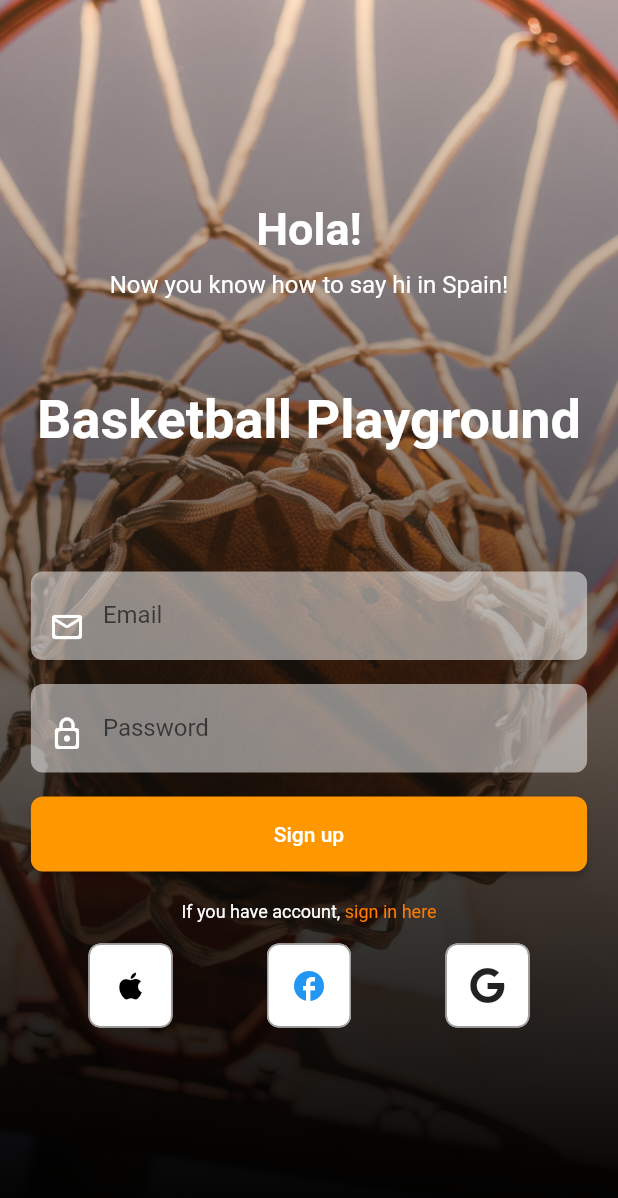
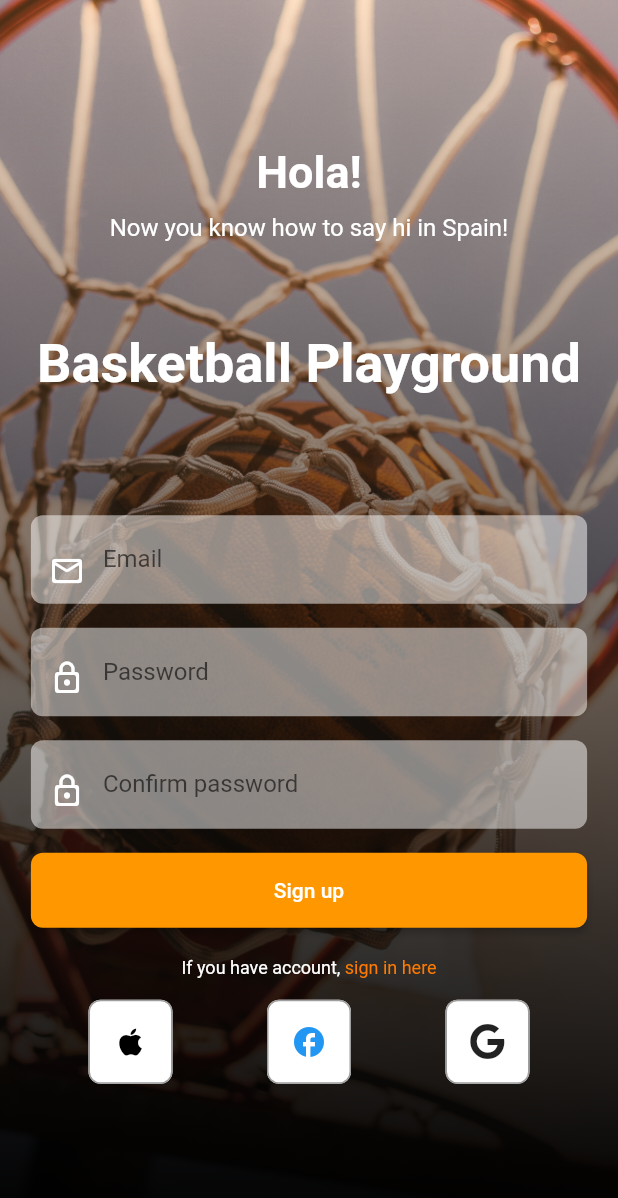
Before and after one commit to truongquangtan/booking_mobile_app, a Flutter app: the SignUpScreen screen opened by its route, after a tap on "Sign up", on a phone screen of 412 x 824 dp. Shown: the top 1198 px of the screen. Run offline on Flutter 3.47's test engine with Material 2 defaults, Android fonts, the phone set to English and light mode, and no system bars; our stand-ins replace bloc, equatable, flutter_bloc, flutter_datetime_picker, flutter_rating_bar, font_awesome_flutter and 2 more; missing offline and left inert: dart_jsonwebtoken, flutter_bcrypt; network calls fail.

```diff
--- a/lib/common_components/login_form.dart
+++ b/lib/common_components/login_form.dart
@@ -1,9 +1,10 @@
 import 'package:flutter/material.dart';
 
 class LoginForm extends StatefulWidget {
-  final void Function(String, String) onSubmit;
+  final void Function(String, String, String?) onSubmit;
   final String buttonText;
-  const LoginForm({super.key, required this.buttonText, required this.onSubmit});
+  final bool isSignUpPage;
+  const LoginForm({super.key, required this.buttonText, required this.onSubmit, this.isSignUpPage = false});
 
   @override
   _LoginFormState createState() => _LoginFormState();
@@ -13,6 +14,7 @@ class _LoginFormState extends State<LoginForm> {
   final _formKey = GlobalKey<FormState>();
   String _email = '';
   String _password = '';
+  String _confirmPassword = '';
 
   @override
   Widget build(BuildContext context) {
@@ -98,13 +100,59 @@ class _LoginFormState extends State<LoginForm> {
               ),
             ),
           ),
+          if (widget.isSignUpPage)
+            Column(
+              children: [
+                SizedBox(height: 16),
+                TextFormField(
+                  obscureText: true,
+                  cursorColor: Colors.white,
+                  validator: (value) {
+                    if (value == null || value.isEmpty) {
+                      return 'Please enter your confirm password';
+                    } else if (value != _password) {
+                      return 'Confirm password does not match with password';
+                    }
+                    return null;
+                  },
+                  onSaved: (value) => _confirmPassword = value!.trim(),
+                  decoration: InputDecoration(
+                    floatingLabelBehavior: FloatingLabelBehavior.never,
+                    filled: true,
+                    labelText: 'Confirm password',
+                    hintStyle: TextStyle(color: Colors.white),
+                    border: OutlineInputBorder(),
+                    focusedBorder: OutlineInputBorder(
+                      borderRadius: BorderRadius.circular(8.0),
+                      borderSide: BorderSide(
+                        color: Colors.transparent,
+                      ),
+                    ),
+                    enabledBorder: OutlineInputBorder(
+                      borderRadius: BorderRadius.circular(8.0),
+                      borderSide: BorderSide(
+                        color: Colors.transparent,
+                      ),
+                    ),
+                    fillColor: Colors.white.withOpacity(0.5),
+                    prefixIcon: Padding(
+                      padding: EdgeInsets.only(top: 8), // add padding to adjust icon
+                      child: Icon(
+                        Icons.lock_outline_rounded,
+                        color: Colors.white,
+                      ),
+                    ),
+                  ),
+                ),
+              ]
+            ),
           SizedBox(height: 16),
           SizedBox(
             width: double.infinity,
             height: 50,
             child: ElevatedButton(
               onPressed: () {
-                widget.onSubmit(this._email, this._password);
+                widget.onSubmit(this._email, this._password, null);
               },
               style: ButtonStyle(
                 shape: MaterialStateProperty.all<RoundedRectangleBorder>(
--- a/lib/constant/values.dart
+++ b/lib/constant/values.dart
@@ -24,3 +24,5 @@ const String DISTRICT = 'DISTRICT';
 const String PROVINCE = 'PROVINCE';
 // ignore: constant_identifier_names
 const String SUB_YARD = 'SUB_YARD';
+
+const jwtSecret = 'booking_mobile_app';
--- /dev/null
+++ b/lib/cubit/authentication_cubit.dart
@@ -0,0 +1,38 @@
+import 'dart:convert';
+import 'package:bloc/bloc.dart';
+import 'package:booking_app_mobile/cubit/authentication_state.dart';
+import 'package:booking_app_mobile/service/user_service.dart';
+import 'package:flutter_bcrypt/flutter_bcrypt.dart';
+
+class AuthenticationCubit extends Cubit<AuthenticationState> {
+
+  final UserService userService;
+
+  AuthenticationCubit({required this.userService}) : super(Unauthenticated());
+
+  Future<void> login(String email, String password) async {
+    try {
+      // call the user service to check the user credentials
+      final user = await userService.signIn(email, password);
+
+      // generate the JWT token
+      // final jwt = _generateJwt(email);
+
+      // generate the bcrypt hash of the password
+      final bcrypt = _generateBcryptHash(password);
+
+      // store the JWT and bcrypt hash in the state
+      emit(Authenticated(bcrypt: bcrypt));
+    } catch (e) {
+      emit(LoginFailed(error: e.toString()));
+    }
+  }
+
+  String _generateBcryptHash(String password) {
+    final hash =   FlutterBcrypt.hashPw(password: password, salt: '12').toString();
+
+    return hash;
+  }
+}
+final userService = UserService(apiUrl: 'https://d2bawuzpgqlp7v.cloudfront.net/api/v1', jwtSecret: 'my_secret_key');
+final authenticationCubit = AuthenticationCubit(userService: userService);
--- /dev/null
+++ b/lib/service/user_service.dart
@@ -0,0 +1,76 @@
+import 'dart:convert';
+
+import 'package:booking_app_mobile/models/user.dart';
+import 'package:http/http.dart' as http;
+import 'package:flutter_bcrypt/flutter_bcrypt.dart';
+import 'package:dart_jsonwebtoken/dart_jsonwebtoken.dart';
+
+class UserService {
+  final String apiUrl;
+  final String jwtSecret;
+
+  UserService({required this.apiUrl, required this.jwtSecret});
+
+  Future<String?> signUp(String email, String password, String? confirmPassword) async {
+    final response = await http.post(
+      Uri.parse('$apiUrl/register'),
+      body: {'email': email, 'password': password, 'confirmPassword': confirmPassword},
+    );
+
+    if (response.statusCode == 201) {
+      return response.body;
+    } else {
+      throw Exception('Failed to sign up');
+    }
+  }
+
+  Future<String?> signIn(String email, String password) async {
+    final response = await http.post(
+      Uri.parse('$apiUrl/login'),
+      body: {'email': email, 'password': password},
+    );
+
+    if (response.statusCode == 200) {
+      return response.body;
+    } else {
+      throw Exception('Failed to sign in');
+    }
+  }
+
+  Future<User> getUser(String token) async {
+    final response = await http.get(
+      Uri.parse('$apiUrl/user'),
+      headers: {'Authorization': 'Bearer $token'},
+    );
+
+    if (response.statusCode == 200) {
+      final json = jsonDecode(response.body);
+      return User.fromJson(json);
+    } else {
+      throw Exception('Failed to get user');
+    }
+  }
+
+  Future<bool> verifyPassword(String password, String hashedPassword) {
+    return  FlutterBcrypt.verify(password: password, hash: hashedPassword);
+  }
+
+  Future<String> hashPassword(String password) {
+    return FlutterBcrypt.hashPw(password: password, salt: '12');
+  }
+
+  // String generateToken(User user) {
+  //   final jwt = JWT({
+  //     'iss': 'your_issuer_name',
+  //     'sub': user.id,
+  //     'email': user.email,
+  //     'exp': DateTime.now().add(Duration(days: 7)).millisecondsSinceEpoch ~/ 1000
+  //   });
+  //   return JWT.verify(jwt);
+  // }
+
+  Map<String, dynamic> decodeToken(String token) {
+    final jwt = JWT.verify(token, SecretKey(jwtSecret));
+    return jwt.payload;
+  }
+}
--- a/lib/widgets/pages/sign_up.dart
+++ b/lib/widgets/pages/sign_up.dart
@@ -1,17 +1,20 @@
 import 'package:booking_app_mobile/common_components/logo_icon.dart';
+import 'package:booking_app_mobile/cubit/authentication_cubit.dart';
 import 'package:booking_app_mobile/widgets/pages/home_view.dart';
 import 'package:booking_app_mobile/widgets/pages/login.dart';
 import 'package:flutter/gestures.dart';
 import 'package:font_awesome_flutter/font_awesome_flutter.dart';
 import 'package:flutter/material.dart';
+import 'package:google_fonts/google_fonts.dart';
 
 import '../../common_components/login_form.dart';
 
 class SignUpScreen extends StatelessWidget {
   static const routeName = '/signup';
 
-  void handleSignupFormSubmit(String email, String password) {
-    // Navigator.of(context).pushReplacement(MaterialPageRoute(builder: (context) => HomePage()));
+  void handleSignupFormSubmit(String email, String password, String? confirmPassword) async {
+    // await service.
+    await userService.signUp(email, password, confirmPassword);
   }
 
   @override
@@ -110,9 +113,10 @@ class SignUpScreen extends StatelessWidget {
                     child: SizedBox(
                       width: size.width * 0.9,
                       child: LoginForm(
+                        isSignUpPage: true,
                         buttonText: "Sign up",
-                        onSubmit: (email, password) {
-                          handleSignupFormSubmit(email, password);
+                        onSubmit: (email, password, confirmPassword) {
+                          handleSignupFormSubmit(email, password, confirmPassword);
                         },
                       ),
                     ),
@@ -168,8 +172,6 @@ class SignUpScreen extends StatelessWidget {
               )
             ],
           )
-
-          // Add other widgets here, such as text or buttons
         ],
       ),
     ));
```
Also changed, not shown: lib/cubit/authentication_state.dart (added, +30 -0 lines), lib/models/user.dart (added, +27 -0 lines), lib/widgets/pages/home_view.dart (+8 -0 lines), lib/widgets/pages/login.dart (+15 -5 lines), pubspec.yaml (+7 -0 lines), pubspec.lock, 5 other files.
